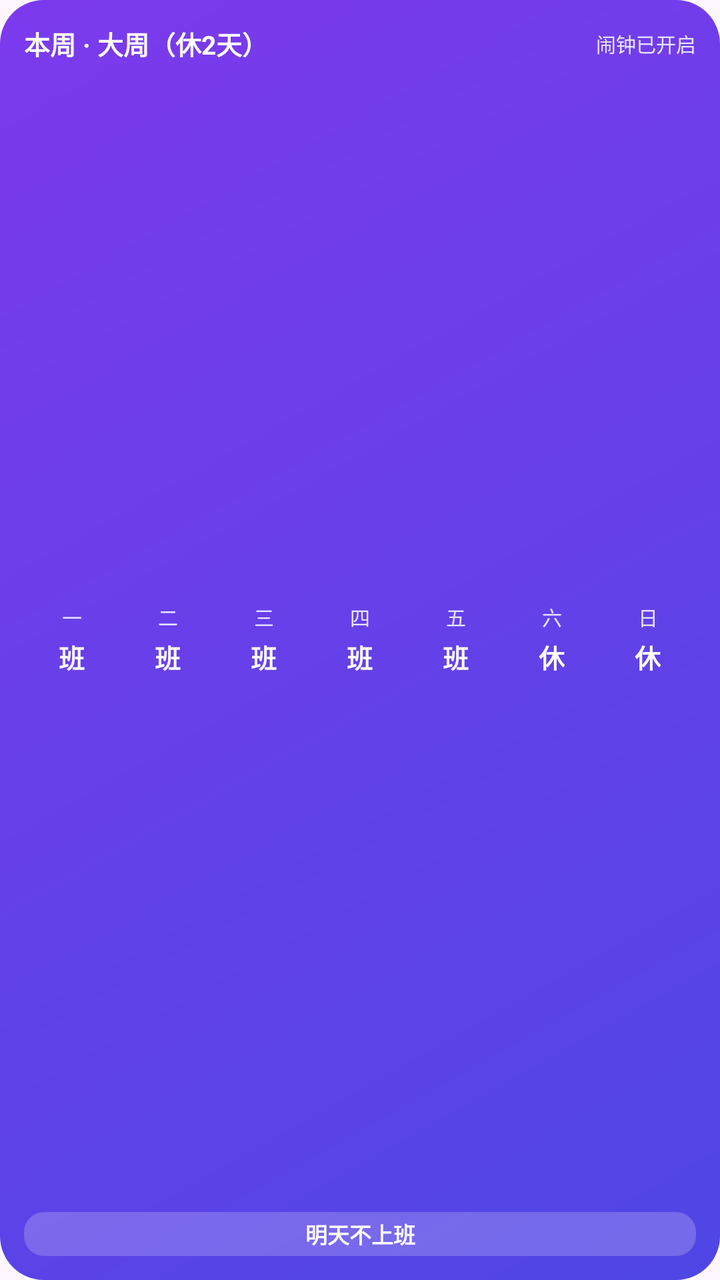
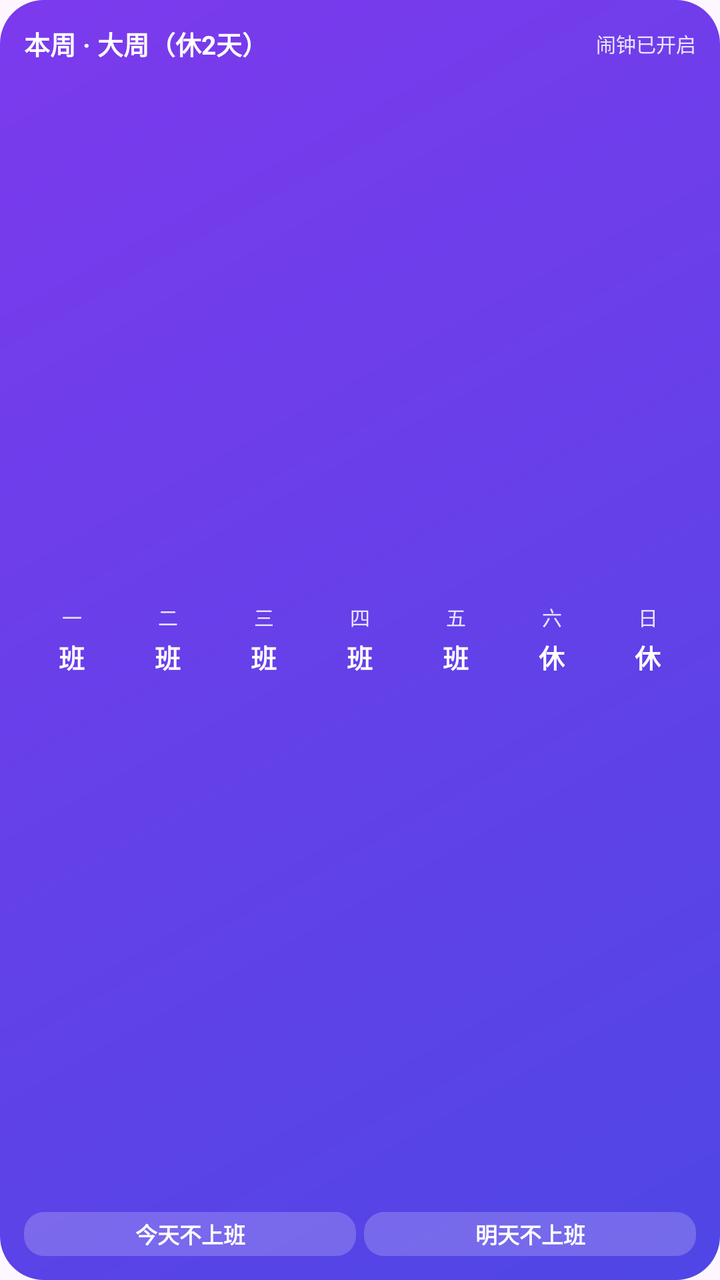

An Android layout rendered at two revisions. The XML below is the earlier revision; the diff shows what the commit changed to produce the second picture.
<!-- AndroidManifest.xml: application theme Theme.DaxiaoWeekAlarm -->
<!-- res/layout/widget_week_schedule.xml -->
<?xml version="1.0" encoding="utf-8"?>
<LinearLayout xmlns:android="http://schemas.android.com/apk/res/android"
    android:id="@+id/widget_week_root"
    android:layout_width="match_parent"
    android:layout_height="match_parent"
    android:background="@drawable/bg_hero"
    android:orientation="vertical"
    android:padding="12dp">

    <LinearLayout
        android:layout_width="match_parent"
        android:layout_height="wrap_content"
        android:gravity="center_vertical"
        android:orientation="horizontal">

        <TextView
            android:id="@+id/widget_week_title"
            android:layout_width="0dp"
            android:layout_height="wrap_content"
            android:layout_weight="1"
            android:ellipsize="end"
            android:maxLines="1"
            android:text="本周 · 大周（休2天）"
            android:textColor="#FFFFFF"
            android:textSize="13sp"
            android:textStyle="bold" />

        <TextView
            android:id="@+id/widget_week_sub"
            android:layout_width="wrap_content"
            android:layout_height="wrap_content"
            android:layout_marginStart="6dp"
            android:text="闹钟已开启"
            android:textColor="#E6E4FF"
            android:textSize="10sp" />
    </LinearLayout>

    <LinearLayout
        android:layout_width="match_parent"
        android:layout_height="0dp"
        android:layout_marginTop="6dp"
        android:layout_weight="1"
        android:baselineAligned="false"
        android:orientation="horizontal">

        <FrameLayout
            android:id="@+id/cell_0"
            android:layout_width="0dp"
            android:layout_height="match_parent"
            android:layout_marginStart="1dp"
            android:layout_marginEnd="1dp"
            android:layout_weight="1">

            <FrameLayout
                android:id="@+id/hl_0"
                android:layout_width="match_parent"
                android:layout_height="match_parent"
                android:layout_marginTop="3dp"
                android:layout_marginBottom="3dp"
                android:background="@drawable/bg_widget_today"
                android:visibility="gone" />

            <LinearLayout
                android:layout_width="match_parent"
                android:layout_height="match_parent"
                android:gravity="center"
                android:orientation="vertical">

                <TextView
                    android:id="@+id/day_0"
                    android:layout_width="wrap_content"
                    android:layout_height="wrap_content"
                    android:text="一"
                    android:textColor="#E6E4FF"
                    android:textSize="10sp" />

                <TextView
                    android:id="@+id/label_0"
                    android:layout_width="wrap_content"
                    android:layout_height="wrap_content"
                    android:layout_marginTop="3dp"
                    android:maxLines="1"
                    android:text="班"
                    android:textColor="#FFFFFF"
                    android:textSize="13sp"
                    android:textStyle="bold" />
            </LinearLayout>
        </FrameLayout>

        <FrameLayout
            android:id="@+id/cell_1"
            android:layout_width="0dp"
            android:layout_height="match_parent"
            android:layout_marginStart="1dp"
            android:layout_marginEnd="1dp"
            android:layout_weight="1">

            <FrameLayout
                android:id="@+id/hl_1"
                android:layout_width="match_parent"
                android:layout_height="match_parent"
                android:layout_marginTop="3dp"
                android:layout_marginBottom="3dp"
                android:background="@drawable/bg_widget_today"
                android:visibility="gone" />

            <LinearLayout
                android:layout_width="match_parent"
                android:layout_height="match_parent"
                android:gravity="center"
                android:orientation="vertical">

                <TextView
                    android:id="@+id/day_1"
                    android:layout_width="wrap_content"
                    android:layout_height="wrap_content"
                    android:text="二"
                    android:textColor="#E6E4FF"
                    android:textSize="10sp" />

                <TextView
                    android:id="@+id/label_1"
                    android:layout_width="wrap_content"
                    android:layout_height="wrap_content"
                    android:layout_marginTop="3dp"
                    android:maxLines="1"
                    android:text="班"
                    android:textColor="#FFFFFF"
                    android:textSize="13sp"
                    android:textStyle="bold" />
            </LinearLayout>
        </FrameLayout>

        <FrameLayout
            android:id="@+id/cell_2"
            android:layout_width="0dp"
            android:layout_height="match_parent"
            android:layout_marginStart="1dp"
            android:layout_marginEnd="1dp"
            android:layout_weight="1">

            <FrameLayout
                android:id="@+id/hl_2"
                android:layout_width="match_parent"
                android:layout_height="match_parent"
                android:layout_marginTop="3dp"
                android:layout_marginBottom="3dp"
                android:background="@drawable/bg_widget_today"
                android:visibility="gone" />

            <LinearLayout
                android:layout_width="match_parent"
                android:layout_height="match_parent"
                android:gravity="center"
                android:orientation="vertical">

                <TextView
                    android:id="@+id/day_2"
                    android:layout_width="wrap_content"
                    android:layout_height="wrap_content"
                    android:text="三"
                    android:textColor="#E6E4FF"
                    android:textSize="10sp" />

                <TextView
                    android:id="@+id/label_2"
                    android:layout_width="wrap_content"
                    android:layout_height="wrap_content"
                    android:layout_marginTop="3dp"
                    android:maxLines="1"
                    android:text="班"
                    android:textColor="#FFFFFF"
                    android:textSize="13sp"
                    android:textStyle="bold" />
            </LinearLayout>
        </FrameLayout>

        <FrameLayout
            android:id="@+id/cell_3"
            android:layout_width="0dp"
            android:layout_height="match_parent"
            android:layout_marginStart="1dp"
            android:layout_marginEnd="1dp"
            android:layout_weight="1">

            <FrameLayout
                android:id="@+id/hl_3"
                android:layout_width="match_parent"
                android:layout_height="match_parent"
                android:layout_marginTop="3dp"
                android:layout_marginBottom="3dp"
                android:background="@drawable/bg_widget_today"
                android:visibility="gone" />

            <LinearLayout
                android:layout_width="match_parent"
                android:layout_height="match_parent"
                android:gravity="center"
                android:orientation="vertical">

                <TextView
                    android:id="@+id/day_3"
                    android:layout_width="wrap_content"
                    android:layout_height="wrap_content"
                    android:text="四"
                    android:textColor="#E6E4FF"
                    android:textSize="10sp" />

                <TextView
                    android:id="@+id/label_3"
                    android:layout_width="wrap_content"
                    android:layout_height="wrap_content"
                    android:layout_marginTop="3dp"
                    android:maxLines="1"
                    android:text="班"
                    android:textColor="#FFFFFF"
                    android:textSize="13sp"
                    android:textStyle="bold" />
            </LinearLayout>
        </FrameLayout>

        <FrameLayout
            android:id="@+id/cell_4"
            android:layout_width="0dp"
            android:layout_height="match_parent"
            android:layout_marginStart="1dp"
            android:layout_marginEnd="1dp"
            android:layout_weight="1">

            <FrameLayout
                android:id="@+id/hl_4"
                android:layout_width="match_parent"
                android:layout_height="match_parent"
                android:layout_marginTop="3dp"
                android:layout_marginBottom="3dp"
                android:background="@drawable/bg_widget_today"
                android:visibility="gone" />

            <LinearLayout
                android:layout_width="match_parent"
                android:layout_height="match_parent"
                android:gravity="center"
                android:orientation="vertical">

                <TextView
                    android:id="@+id/day_4"
                    android:layout_width="wrap_content"
                    android:layout_height="wrap_content"
                    android:text="五"
                    android:textColor="#E6E4FF"
                    android:textSize="10sp" />

                <TextView
                    android:id="@+id/label_4"
                    android:layout_width="wrap_content"
                    android:layout_height="wrap_content"
                    android:layout_marginTop="3dp"
                    android:maxLines="1"
                    android:text="班"
                    android:textColor="#FFFFFF"
                    android:textSize="13sp"
                    android:textStyle="bold" />
            </LinearLayout>
        </FrameLayout>

        <FrameLayout
            android:id="@+id/cell_5"
            android:layout_width="0dp"
            android:layout_height="match_parent"
            android:layout_marginStart="1dp"
            android:layout_marginEnd="1dp"
            android:layout_weight="1">

            <FrameLayout
                android:id="@+id/hl_5"
                android:layout_width="match_parent"
                android:layout_height="match_parent"
                android:layout_marginTop="3dp"
                android:layout_marginBottom="3dp"
                android:background="@drawable/bg_widget_today"
                android:visibility="gone" />

            <LinearLayout
                android:layout_width="match_parent"
                android:layout_height="match_parent"
                android:gravity="center"
                android:orientation="vertical">

                <TextView
                    android:id="@+id/day_5"
                    android:layout_width="wrap_content"
                    android:layout_height="wrap_content"
                    android:text="六"
                    android:textColor="#E6E4FF"
                    android:textSize="10sp" />

                <TextView
                    android:id="@+id/label_5"
                    android:layout_width="wrap_content"
                    android:layout_height="wrap_content"
                    android:layout_marginTop="3dp"
                    android:maxLines="1"
                    android:text="休"
                    android:textColor="#FFFFFF"
                    android:textSize="13sp"
                    android:textStyle="bold" />
            </LinearLayout>
        </FrameLayout>

        <FrameLayout
            android:id="@+id/cell_6"
            android:layout_width="0dp"
            android:layout_height="match_parent"
            android:layout_marginStart="1dp"
            android:layout_marginEnd="1dp"
            android:layout_weight="1">

            <FrameLayout
                android:id="@+id/hl_6"
                android:layout_width="match_parent"
                android:layout_height="match_parent"
                android:layout_marginTop="3dp"
                android:layout_marginBottom="3dp"
                android:background="@drawable/bg_widget_today"
                android:visibility="gone" />

            <LinearLayout
                android:layout_width="match_parent"
                android:layout_height="match_parent"
                android:gravity="center"
                android:orientation="vertical">

                <TextView
                    android:id="@+id/day_6"
                    android:layout_width="wrap_content"
                    android:layout_height="wrap_content"
                    android:text="日"
                    android:textColor="#E6E4FF"
                    android:textSize="10sp" />

                <TextView
                    android:id="@+id/label_6"
                    android:layout_width="wrap_content"
                    android:layout_height="wrap_content"
                    android:layout_marginTop="3dp"
                    android:maxLines="1"
                    android:text="休"
                    android:textColor="#FFFFFF"
                    android:textSize="13sp"
                    android:textStyle="bold" />
            </LinearLayout>
        </FrameLayout>
    </LinearLayout>

    
    <TextView
        android:id="@+id/widget_week_action"
        android:layout_width="match_parent"
        android:layout_height="22dp"
        android:layout_marginTop="4dp"
        android:background="@drawable/bg_widget_action"
        android:gravity="center"
        android:maxLines="1"
        android:ellipsize="end"
        android:text="明天不上班"
        android:textColor="#FFFFFF"
        android:textSize="11sp"
        android:textStyle="bold" />
</LinearLayout>
<!-- resources referenced by this layout -->
<resources>
  <!-- drawable bg_hero (drawable) -->
  <?xml version="1.0" encoding="utf-8"?>
  <shape xmlns:android="http://schemas.android.com/apk/res/android"
      android:shape="rectangle">
      <gradient
          android:angle="135"
          android:startColor="@color/indigo"
          android:endColor="@color/violet" />
      <corners android:radius="22dp" />
  </shape>
  <!-- drawable bg_widget_action (drawable) -->
  <?xml version="1.0" encoding="utf-8"?>
  <shape xmlns:android="http://schemas.android.com/apk/res/android"
      android:shape="rectangle">
      <solid android:color="#33FFFFFF" />
      <corners android:radius="10dp" />
  </shape>
  <!-- drawable bg_widget_today (drawable) -->
  <?xml version="1.0" encoding="utf-8"?>
  <shape xmlns:android="http://schemas.android.com/apk/res/android"
      android:shape="rectangle">
      <solid android:color="#33FFFFFF" />
      <corners android:radius="8dp" />
  </shape>
  <style name="Theme.DaxiaoWeekAlarm" parent="Theme.Material3.DayNight.NoActionBar">
          <item name="colorPrimary">@color/indigo</item>
          <item name="colorPrimaryVariant">@color/indigo_dark</item>
          <item name="colorOnPrimary">@color/white</item>
          <item name="android:statusBarColor">@color/bg</item>
          <item name="android:windowLightStatusBar">true</item>
      </style>
  <color name="indigo">#4F46E5</color>
  <color name="violet">#7C3AED</color>
  <color name="indigo_dark">#4338CA</color>
  <color name="white">#FFFFFFFF</color>
  <color name="bg">#F4F5FB</color>
</resources>

<!-- the commit's change to res/layout/widget_week_schedule.xml (unified diff, before → after) -->
@@ -353,17 +353,79 @@
     </LinearLayout>
 
     
-    <TextView
-        android:id="@+id/widget_week_action"
+    <LinearLayout
         android:layout_width="match_parent"
         android:layout_height="22dp"
         android:layout_marginTop="4dp"
-        android:background="@drawable/bg_widget_action"
-        android:gravity="center"
-        android:maxLines="1"
-        android:ellipsize="end"
-        android:text="明天不上班"
-        android:textColor="#FFFFFF"
-        android:textSize="11sp"
-        android:textStyle="bold" />
+        android:orientation="horizontal">
+
+        <FrameLayout
+            android:id="@+id/wrap_today_action"
+            android:layout_width="0dp"
+            android:layout_height="match_parent"
+            android:layout_marginEnd="4dp"
+            android:layout_weight="1">
+
+            <TextView
+                android:id="@+id/widget_today_action"
+                android:layout_width="match_parent"
+                android:layout_height="match_parent"
+                android:background="@drawable/bg_widget_action"
+                android:ellipsize="end"
+                android:gravity="center"
+                android:maxLines="1"
+                android:text="今天不上班"
+                android:textColor="#FFFFFF"
+                android:textSize="11sp"
+                android:textStyle="bold" />
+
+            <TextView
+                android:id="@+id/widget_today_action_on"
+                android:layout_width="match_parent"
+                android:layout_height="match_parent"
+                android:background="@drawable/bg_widget_action_on"
+                android:ellipsize="end"
+                android:gravity="center"
+                android:maxLines="1"
+                android:text="今天已请假"
+                android:textColor="@color/indigo_dark"
+                android:textSize="11sp"
+                android:textStyle="bold"
+                android:visibility="gone" />
+        </FrameLayout>
+
+        <FrameLayout
+            android:id="@+id/wrap_tomorrow_action"
+            android:layout_width="0dp"
+            android:layout_height="match_parent"
+            android:layout_weight="1">
+
+            <TextView
+                android:id="@+id/widget_tomorrow_action"
+                android:layout_width="match_parent"
+                android:layout_height="match_parent"
+                android:background="@drawable/bg_widget_action"
+                android:ellipsize="end"
+                android:gravity="center"
+                android:maxLines="1"
+                android:text="明天不上班"
+                android:textColor="#FFFFFF"
+                android:textSize="11sp"
+                android:textStyle="bold" />
+
+            <TextView
+                android:id="@+id/widget_tomorrow_action_on"
+                android:layout_width="match_parent"
+                android:layout_height="match_parent"
+                android:background="@drawable/bg_widget_action_on"
+                android:ellipsize="end"
+                android:gravity="center"
+                android:maxLines="1"
+                android:text="明天已请假"
+                android:textColor="@color/indigo_dark"
+                android:textSize="11sp"
+                android:textStyle="bold"
+                android:visibility="gone" />
+        </FrameLayout>
+    </LinearLayout>
 </LinearLayout>
<!-- resource entries referenced after the edit -->
@@ -15,6 +15,13 @@
   <shape xmlns:android="http://schemas.android.com/apk/res/android"
       android:shape="rectangle">
       <solid android:color="#33FFFFFF" />
+      <corners android:radius="10dp" />
+  </shape>
+  <!-- drawable bg_widget_action_on (drawable) -->
+  <?xml version="1.0" encoding="utf-8"?>
+  <shape xmlns:android="http://schemas.android.com/apk/res/android"
+      android:shape="rectangle">
+      <solid android:color="#F5F4FF" />
       <corners android:radius="10dp" />
   </shape>
   <!-- drawable bg_widget_today (drawable) -->
